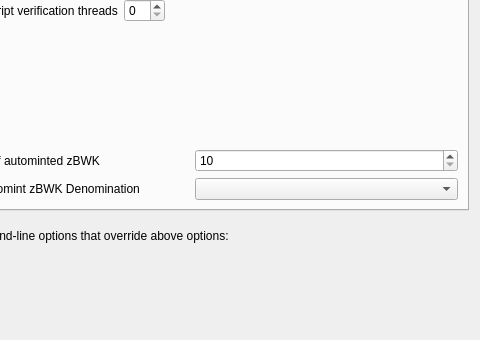
First picture: the form in src/qt/forms/optionsdialog.ui, repository bulwark-crypto/Bulwark, before the edit; both pictures show x 96 to 576 and y 102 to 442 of the 576 by 442 pixel window.
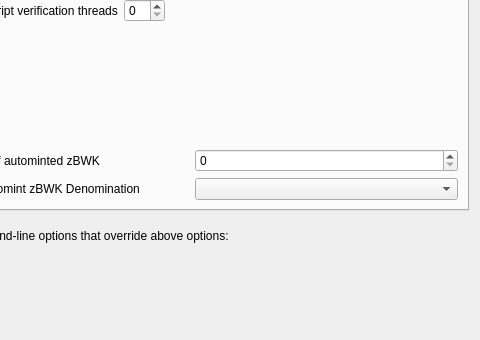
Second picture: the form after the edit. The open tabs and pages were chosen to show the change. Custom widgets are drawn as their Qt base class.

```diff
--- a/src/qt/forms/optionsdialog.ui
+++ b/src/qt/forms/optionsdialog.ui
@@ -145,7 +145,7 @@
          <item>
           <widget class="QSpinBox" name="zeromintPercentage">
            <property name="minimum">
-            <number>10</number>
+            <number>0</number>
            </property>
            <property name="maximum">
             <number>100</number>
```
Left out of the diff: 2 changed lines with no effect on the pictures.
